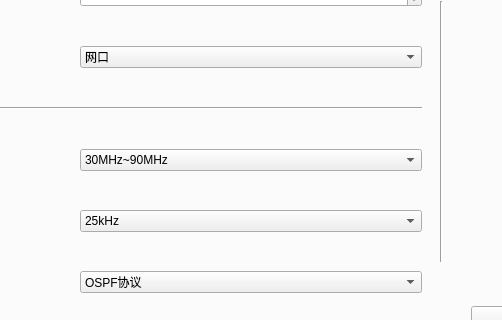
Above: UI/mainWindow.ui from 413180794/EPLRS_station before the change; both pictures show x 281 to 783 and y 95 to 415 of the 1018 by 511 pixel window. Below: the same form after it.
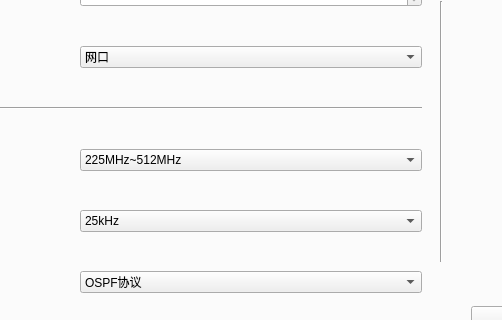
That is the form after the change. The open tabs and pages were chosen to show the change.

Diff of the .ui file:
```diff
--- a/UI/mainWindow.ui
+++ b/UI/mainWindow.ui
@@ -677,16 +677,9 @@
          </item>
          <item>
           <widget class="QComboBox" name="width_band_combox">
-           <item>
-            <property name="text">
-             <string>30MHz~90MHz</string>
-            </property>
-           </item>
-           <item>
-            <property name="text">
-             <string>610MHz~690MHz</string>
-            </property>
-           </item>
+           <property name="currentText">
+            <string>225MHz~512MHz</string>
+           </property>
            <item>
             <property name="text">
              <string>225MHz~512MHz</string>
```
Left out of the diff: 7 changed lines with no effect on the pictures.
